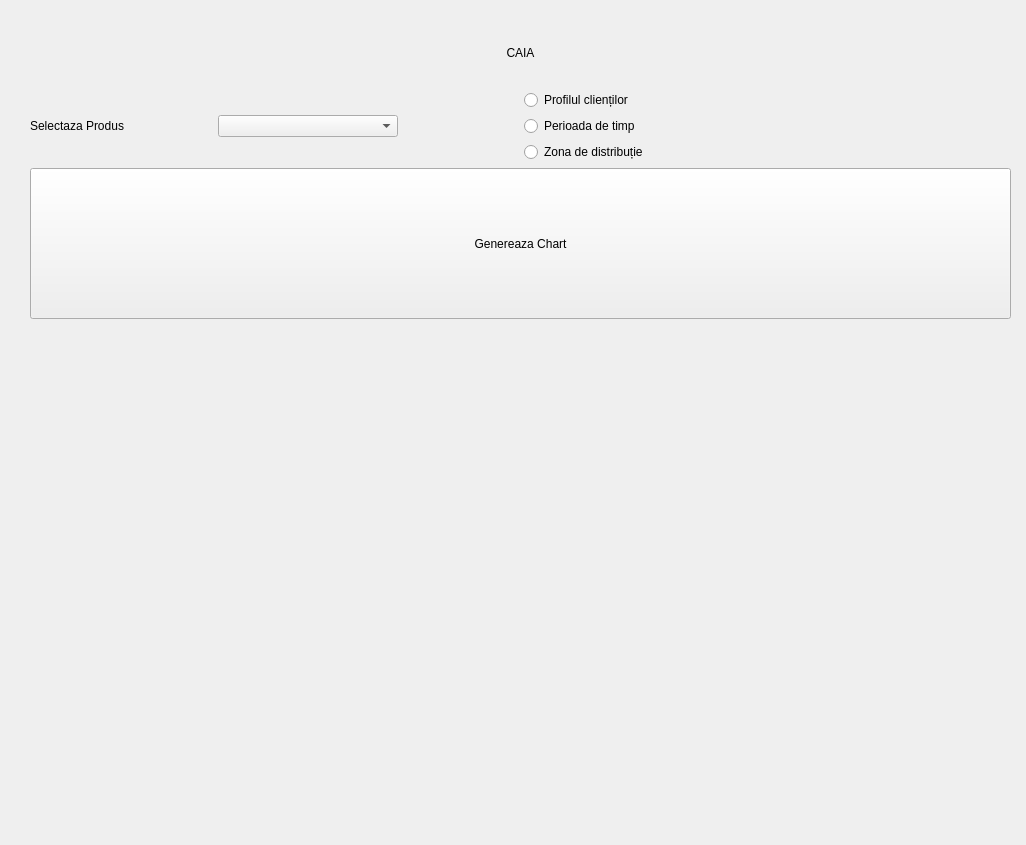
cojocariudaniel1/StatisticProject, file views/form1.ui: the form before one commit.
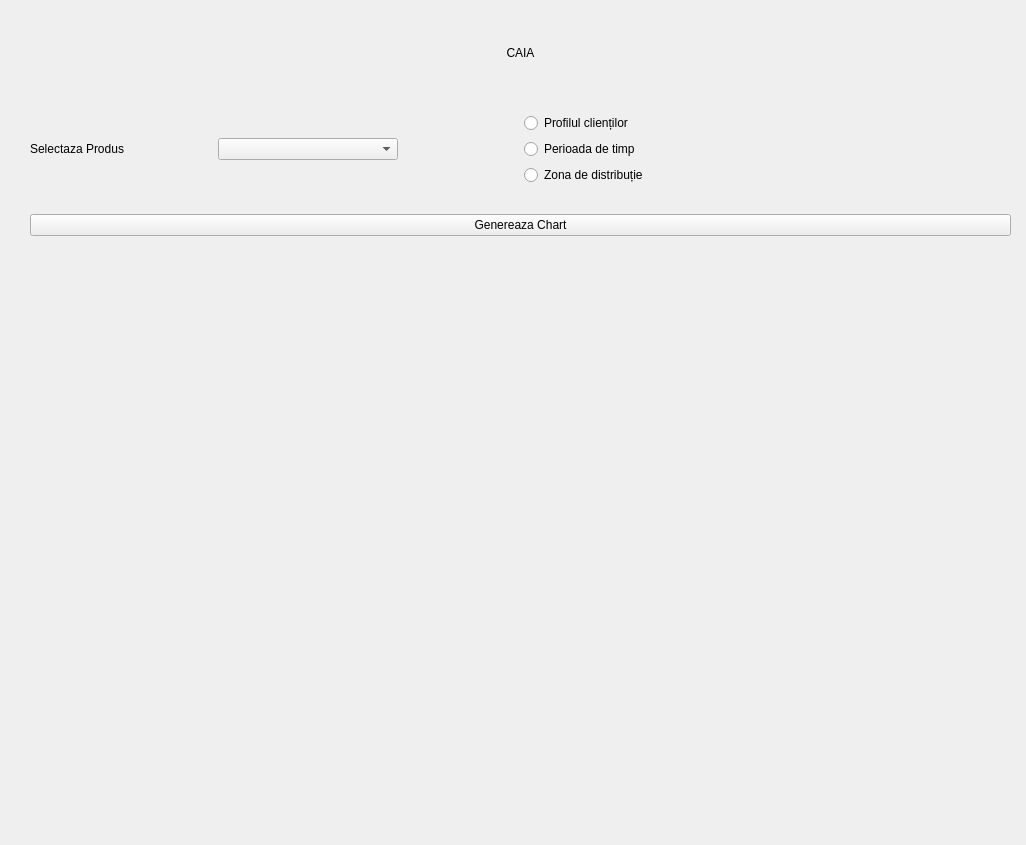
The form after the commit.

```diff
--- a/views/form1.ui
+++ b/views/form1.ui
@@ -18,9 +18,9 @@
     <property name="geometry">
      <rect>
       <x>30</x>
-      <y>340</y>
+      <y>270</y>
       <width>971</width>
-      <height>491</height>
+      <height>561</height>
      </rect>
     </property>
     <layout class="QGridLayout" name="chart_layout"/>
@@ -47,13 +47,13 @@
      <bool>true</bool>
     </property>
    </widget>
-   <widget class="QWidget" name="">
+   <widget class="QWidget" name="layoutWidget">
     <property name="geometry">
      <rect>
       <x>30</x>
       <y>90</y>
       <width>981</width>
-      <height>229</height>
+      <height>171</height>
      </rect>
     </property>
     <layout class="QGridLayout" name="main_grid">
@@ -95,7 +95,7 @@
       </layout>
      </item>
      <item row="0" column="0">
-      <layout class="QGridLayout" name="button_layout" rowstretch="0,0">
+      <layout class="QGridLayout" name="button_layout" rowstretch="0">
        <property name="sizeConstraint">
         <enum>QLayout::SetDefaultConstraint</enum>
        </property>
@@ -108,6 +108,16 @@
        <property name="horizontalSpacing">
         <number>7</number>
        </property>
+       <item row="0" column="0">
+        <widget class="QLabel" name="label_2">
+         <property name="styleSheet">
+          <string notr="true">font: 14pt &quot;Nirmala UI Semilight&quot;;</string>
+         </property>
+         <property name="text">
+          <string>Selectaza Produs</string>
+         </property>
+        </widget>
+       </item>
        <item row="0" column="1">
         <widget class="QComboBox" name="productComboBox">
          <property name="sizePolicy">
@@ -148,30 +158,20 @@
          </property>
         </widget>
        </item>
-       <item row="0" column="0">
-        <widget class="QLabel" name="label_2">
-         <property name="styleSheet">
-          <string notr="true">font: 14pt &quot;Nirmala UI Semilight&quot;;</string>
-         </property>
-         <property name="text">
-          <string>Selectaza Produs</string>
-         </property>
-        </widget>
-       </item>
       </layout>
      </item>
      <item row="1" column="0" colspan="2">
       <widget class="QPushButton" name="genereazaChartButton">
        <property name="sizePolicy">
-        <sizepolicy hsizetype="Preferred" vsizetype="Preferred">
-         <horstretch>50</horstretch>
+        <sizepolicy hsizetype="Preferred" vsizetype="Fixed">
+         <horstretch>47</horstretch>
          <verstretch>50</verstretch>
         </sizepolicy>
        </property>
        <property name="minimumSize">
         <size>
          <width>0</width>
-         <height>50</height>
+         <height>9</height>
         </size>
        </property>
        <property name="styleSheet">
```
